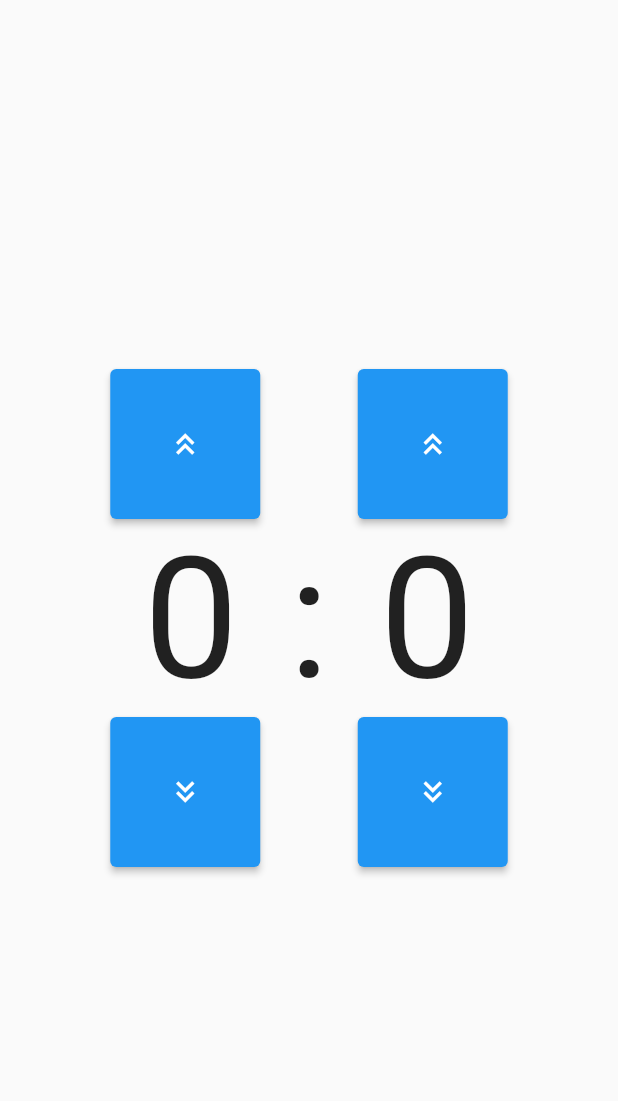
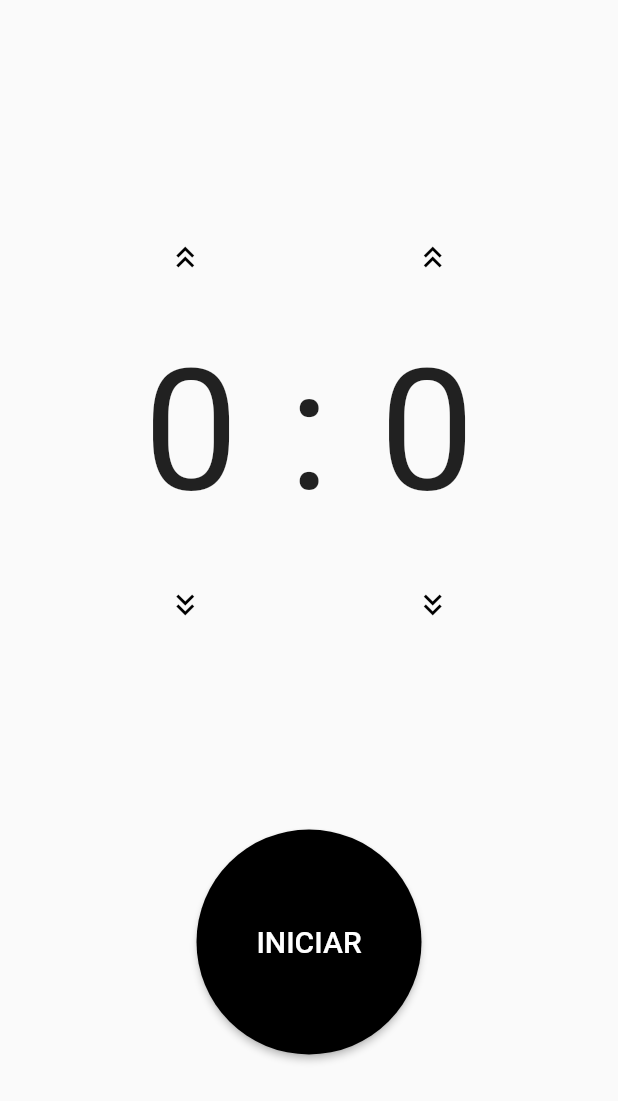
Before and after one commit to SantiagusOK/TemporizadorApp, a Flutter app: the screen it shows after launch, on a phone screen of 412 x 824 dp. Shown: the top 1101 px of the screen. Run offline on Flutter 3.47's test engine with Material 2 defaults, Android fonts, the phone set to English and light mode, and no system bars.

Commit message:
se agrego funcion al boton INICIAR

```diff
--- a/lib/main.dart
+++ b/lib/main.dart
@@ -1,6 +1,9 @@
 import 'package:flutter/material.dart';
+import 'dart:async';
 
-void main() => runApp(const MyApp());
+void main() {
+  runApp(const MyApp());
+}
 
 class MyApp extends StatelessWidget {
   const MyApp({super.key});
@@ -22,9 +25,10 @@ class MyHomePage extends StatefulWidget {
 }
 
 class _MyHomePageState extends State<MyHomePage> {
+  bool botonesVisible = true;
   int min = 00;
   int seg = 00;
-  double letra_size = 113;
+  double letraSize = 113;
   @override
   Widget build(BuildContext context) {
     return Scaffold(
@@ -34,19 +38,39 @@ class _MyHomePageState extends State<MyHomePage> {
           Row(
             mainAxisAlignment: MainAxisAlignment.center,
             children: [
-              ElevatedButton(
+              botonesVisible
+                  ? ElevatedButton(
                       onPressed: () {
                         aumentarValores('m++');
                       },
-                  style: ElevatedButton.styleFrom(fixedSize: Size(100, 100)),
-                  child: Icon(Icons.keyboard_double_arrow_up)),
-              SizedBox(width: 65),
-              ElevatedButton(
+                      style: ElevatedButton.styleFrom(
+                          backgroundColor: Colors.transparent,
+                          shadowColor: Colors.transparent,
+                          foregroundColor:
+                              const Color.fromARGB(255, 170, 170, 170),
+                          fixedSize: const Size(100, 100)),
+                      child: const Icon(
+                        Icons.keyboard_double_arrow_up,
+                        color: Color.fromARGB(255, 0, 0, 0),
+                      ))
+                  : Container(),
+              const SizedBox(width: 65),
+              botonesVisible
+                  ? ElevatedButton(
                       onPressed: () {
                         aumentarValores('s++');
                       },
-                  style: ElevatedButton.styleFrom(fixedSize: Size(100, 100)),
-                  child: Icon(Icons.keyboard_double_arrow_up))
+                      style: ElevatedButton.styleFrom(
+                          backgroundColor: Colors.transparent,
+                          shadowColor: Colors.transparent,
+                          foregroundColor:
+                              const Color.fromARGB(255, 170, 170, 170),
+                          fixedSize: const Size(100, 100)),
+                      child: const Icon(
+                        Icons.keyboard_double_arrow_up,
+                        color: Colors.black,
+                      ))
+                  : Container()
             ],
           ),
           Row(
@@ -55,35 +79,76 @@ class _MyHomePageState extends State<MyHomePage> {
               SizedBox(
                 width: 130,
                 child: Center(
-                  child: Text('$min', style: TextStyle(fontSize: letra_size)),
+                  child: Text('$min', style: TextStyle(fontSize: letraSize)),
                 ),
               ),
-              Text(':', style: TextStyle(fontSize: letra_size)),
+              Text(':', style: TextStyle(fontSize: letraSize)),
               SizedBox(
                   width: 130,
                   child: Center(
-                    child: Text('$seg', style: TextStyle(fontSize: letra_size)),
+                    child: Text('$seg', style: TextStyle(fontSize: letraSize)),
                   )),
             ],
           ),
           Row(
             mainAxisAlignment: MainAxisAlignment.center,
             children: [
-              ElevatedButton(
+              botonesVisible
+                  ? ElevatedButton(
                       onPressed: () {
                         aumentarValores('m--');
                       },
-                  style: ElevatedButton.styleFrom(fixedSize: Size(100, 100)),
-                  child: const Icon(Icons.keyboard_double_arrow_down)),
+                      style: ElevatedButton.styleFrom(
+                          backgroundColor: Colors.transparent,
+                          shadowColor: Colors.transparent,
+                          foregroundColor:
+                              const Color.fromARGB(255, 170, 170, 170),
+                          fixedSize: const Size(100, 100)),
+                      child: const Icon(
+                        Icons.keyboard_double_arrow_down,
+                        color: Colors.black,
+                      ))
+                  : Container(),
               const SizedBox(width: 65),
-              ElevatedButton(
+              botonesVisible
+                  ? ElevatedButton(
                       onPressed: () {
                         aumentarValores('s--');
                       },
-                  style: ElevatedButton.styleFrom(fixedSize: Size(100, 100)),
-                  child: const Icon(Icons.keyboard_double_arrow_down))
+                      style: ElevatedButton.styleFrom(
+                          backgroundColor: Colors.transparent,
+                          shadowColor: Colors.transparent,
+                          foregroundColor:
+                              const Color.fromARGB(255, 170, 170, 170),
+                          fixedSize: const Size(100, 100)),
+                      child: const Icon(
+                        Icons.keyboard_double_arrow_down,
+                        color: Colors.black,
+                      ))
+                  : Container(),
             ],
           ),
+          const SizedBox(height: 100),
+          botonesVisible
+              ? SizedBox(
+                  child: ElevatedButton(
+                    onPressed: () {
+                      if (activarFuncioIniciar()) {
+                        _showSnackBar(context);
+                      } else {
+                        iniciarTemporizador();
+                      }
+                    },
+                    style: ElevatedButton.styleFrom(
+                        backgroundColor: Colors.black,
+                        fixedSize: const Size(150, 150),
+                        shape: RoundedRectangleBorder(
+                            borderRadius: BorderRadius.circular(100))),
+                    child:
+                        const Text('INICIAR', style: TextStyle(fontSize: 20)),
+                  ),
+                )
+              : Container(),
         ],
       ),
     );
@@ -121,4 +186,45 @@ class _MyHomePageState extends State<MyHomePage> {
       }
     });
   }
+
+  bool activarFuncioIniciar() {
+    if (min == 0 && seg == 0) {
+      return true;
+    } else {
+      return false;
     }
+  }
+
+  void _showSnackBar(BuildContext context) {
+    // Muestra el SnackBar
+    ScaffoldMessenger.of(context).showSnackBar(
+      const SnackBar(
+        content: Text(
+          'Ingrese un valor',
+          style: TextStyle(fontSize: 15),
+        ),
+        backgroundColor: Colors.red,
+        duration: Duration(
+            seconds: 3), // Opcional: establece la duración del SnackBar
+      ),
+    );
+  }
+
+  void iniciarTemporizador() {
+    botonesVisible = false;
+    Timer.periodic(const Duration(seconds: 1), (timer) {
+      setState(() {
+        if (min == 0 && seg == 0) {
+          botonesVisible = true;
+          timer.cancel();
+        } else {
+          seg = seg - 1;
+          if (min > 0 && seg < 0) {
+            min = min - 1;
+            seg = 59;
+          }
+        }
+      });
+    });
+  }
+}
```
Lines whose indentation alone changed are shown as unchanged.
